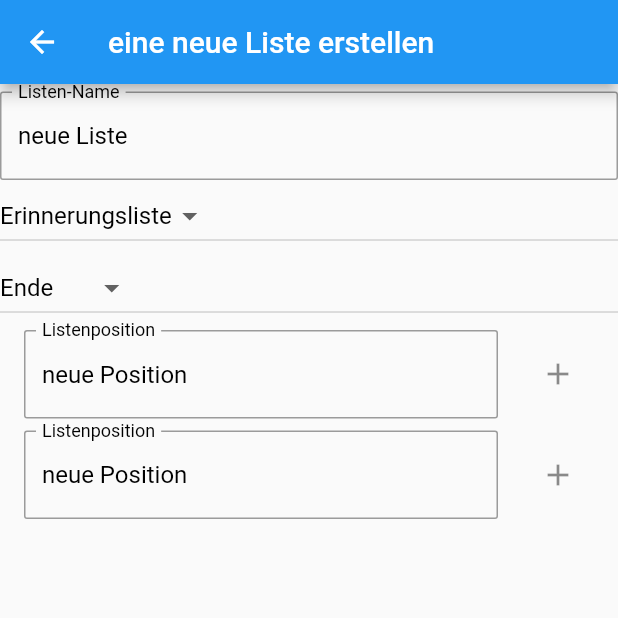
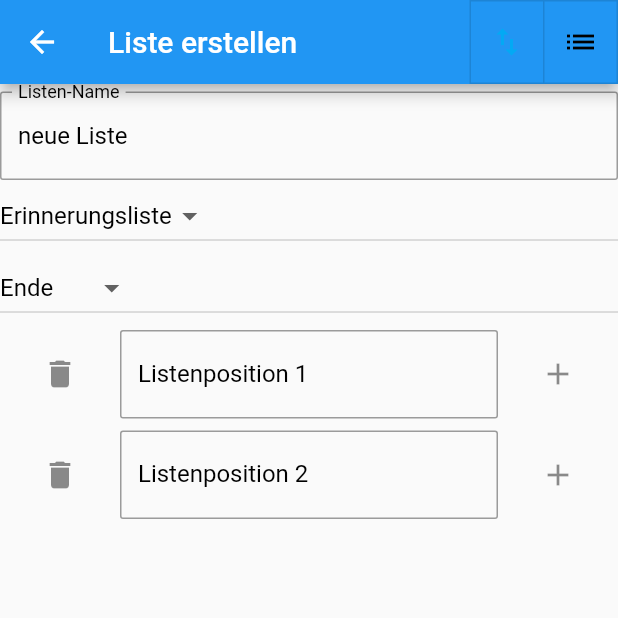
Before and after one commit to NoHive/listopolis, a Flutter app: the CreateListPage screen opened directly, after a tap on the "add" icon, on a phone screen of 412 x 824 dp, the top half of it. Run offline on Flutter 3.47's test engine with Material 2 defaults, Android fonts, the phone set to English and light mode, and no system bars; our stand-ins replace bloc, dartz, flutter_bloc, freezed_annotation, shared_preferences; accounts and stored records are empty; generated files the repository leaves out were written again.

Commit message:
list reorder

```diff
--- a/lib/features/listopolis/application/list_creation/create_list_parameter.dart
+++ b/lib/features/listopolis/application/list_creation/create_list_parameter.dart
@@ -1,5 +1,6 @@
 import 'package:flutter/material.dart';
 import 'package:listopolis/features/listopolis/data/models/list_type.dart';
+import 'package:uuid/uuid.dart';
 
 enum PositionType{start, end}
 
@@ -17,11 +18,13 @@
   String listName;
   ListType type;
   PositionType positioning;
+  String id;
 
   List<CreateListItemParameter> listitems;
 
   CreateListParameter({@required this.listName, @required this.type, @required this.positioning}){
     listitems = [];
+    id = Uuid().v1();
   }
   factory CreateListParameter.asCopy(CreateListParameter input){
     CreateListParameter newList = CreateListParameter(listName: input.listName, positioning: input.positioning, type: input.type);
@@ -33,15 +36,57 @@
   void addListPositionAfterIndex(int index){
     int insertIndex = index + 1;
     if(listitems.length == 0){
-      listitems.add(CreateListItemParameter(position: 1, name: "neue Position"));
+      listitems.add(CreateListItemParameter(position: 1, name: ""));
     }else{
       for(CreateListItemParameter item in listitems){
         if(item.position >= insertIndex){
           item.position = item.position + 1;
         }
       }
-      listitems.add(CreateListItemParameter(position: insertIndex, name: "neue Position"));
+      listitems.add(CreateListItemParameter(position: insertIndex, name: ""));
     }
+  }
+   void reoveListPositionAtIndex(int index){
+
+      listitems.removeWhere((element) => element.position == index);
+      for(CreateListItemParameter item in listitems){
+        if(item.position > index){
+          item.position = item.position - 1;
+        }
+      }
+   }
+
+  CreateListItemParameter _findAtPos(int idx){
+    return listitems[idx];
+  }
+  void reorderListPosition(int oldIndex, int newIndex){
+
+      CreateListItemParameter changeOnItem = _findAtPos(oldIndex);
+      int oldPosition = changeOnItem.position;
+      int newPosition = newIndex+1;
+      if(newPosition < oldPosition){
+        for(CreateListItemParameter item in listitems){
+
+            if(item.position >= newPosition && item.position < oldPosition){
+              item.position = item.position + 1;
+            }
+
+        }
+
+      }else{
+        newPosition = newIndex;
+        for(CreateListItemParameter item in listitems){
+
+            if(item.position <= newPosition && item.position > oldPosition){
+              item.position = item.position -1;
+            }
+
+        }
+
+      }
+        changeOnItem.position = newPosition;
+
+
   }
   List<CreateListItemParameter> getSorted(){
     listitems.sort((a,b) => a.position.compareTo(b.position));
@@ -52,7 +97,9 @@
 class CreateListItemParameter{
   String name;
   int position;
-
-  CreateListItemParameter({@required this.name, @required this.position});
+  String id;
+  CreateListItemParameter({@required this.name, @required this.position}){
+    id = Uuid().v1();
+  }
 
 }
--- a/lib/features/listopolis/application/list_creation/createlist_event.dart
+++ b/lib/features/listopolis/application/list_creation/createlist_event.dart
@@ -5,6 +5,10 @@
   const factory CreatelistEvent.started() = _Started;
   const factory CreatelistEvent.startListCreation() = _StartListCreation;
   const factory CreatelistEvent.changeList() = _ChangeList;
+  const factory CreatelistEvent.switchViewToCreation() = _SwitchToCreation;
+  const factory CreatelistEvent.switchViewToReorder() = _SwitchToReorder;
   const factory CreatelistEvent.addListPositionAfter({@required int index}) = _AddListPositionAfter;
+  const factory CreatelistEvent.removeListPosition({@required int index}) = _RemoveListPosition;
+  const factory CreatelistEvent.changeListItemOrder({@required int oldIndex, @required int newIndex}) = _ChangeItemOrder;
 
 }
--- a/lib/features/listopolis/application/list_creation/createlist_state.dart
+++ b/lib/features/listopolis/application/list_creation/createlist_state.dart
@@ -4,5 +4,7 @@
 abstract class CreatelistState with _$CreatelistState {
   const factory CreatelistState.initial() = _Initial;
   const factory CreatelistState.listChanged({@required CreateListParameter creationParam}) = _ListChanged;
+  const factory CreatelistState.switchedToCreate({@required CreateListParameter creationParam}) = _SwitchedToCreate;
+  const factory CreatelistState.switchedToReorder({@required CreateListParameter creationParam}) = _SwitchedToReorder;
 
 }
--- a/lib/features/listopolis/presentation/active_lists/create_active_list_screen.dart
+++ b/lib/features/listopolis/presentation/active_lists/create_active_list_screen.dart
@@ -21,7 +21,7 @@
   String currentlistName;
   ListType currentListType;
   PositionType currentPositionType;
-
+  List<bool> selected = [false, true];
    @override
   void didChangeDependencies() {
     super.didChangeDependencies();
@@ -30,20 +30,55 @@
   }
   @override
   Widget build(BuildContext context) {
-    return Scaffold(appBar: AppBar(title: Text(CreateListPageStrings.APP_BAR_TITLE),),
+    return Scaffold(
+      appBar: AppBar(
+        title: Text(CreateListPageStrings.APP_BAR_TITLE),
+        actions: [appBarToggles(context)],
+      ),
     body: Container(
        child: BlocBuilder<CreatelistBloc, CreatelistState>
           (builder: (context, state){
             return state.map(
               initial: (s) => showLoadingIndicator(),
               listChanged: (s) => showEditList(context, s.creationParam),
+              switchedToCreate: (s) => showEditList(context, s.creationParam),
+              switchedToReorder:  (s) => showReorderList(context, s.creationParam)
             );
           }
           ,),
     ));
   }
 
+  Widget appBarToggles(BuildContext context){
+    List<Widget> toggleItems = [
+      Icon(Icons.swap_vert),
+      Icon(Icons.list)
+    ];
+
+
+    return ToggleButtons(
+        children: toggleItems,
+        isSelected: selected,
+        selectedColor: Colors.black,
+        color: Colors.lightBlue,
+        highlightColor: Colors.cyanAccent,
+        onPressed: (idx){
+          print(idx);
+          CreatelistBloc aBloc =  BlocProvider.of<CreatelistBloc>(context);
+          if(idx == 0){
+            aBloc.add(CreatelistEvent.switchViewToReorder());
+          }else{
+            aBloc.add(CreatelistEvent.switchViewToCreation());
+          }
+          setState(() {
+
+          });
+        },
+    );
+  }
+
   Widget showEditList(BuildContext context, CreateListParameter list){
+   selected = [true, false];
    List<Widget> widgets = [
                  _buildListName(context, list ),
                  _buildListType(context, list),
@@ -51,8 +86,12 @@
 
     ];
     widgets.add( Container(child: _buildListItems(context, list.getSorted()),));
-    return ListView(children: widgets);
+    return ListView(children: widgets, physics: ClampingScrollPhysics(),);
 
+  }
+   Widget showReorderList(BuildContext context, CreateListParameter list){
+     selected = [false, true];
+    return _buildReorderList(context, list.getSorted(), _buildListName(context, list ));
   }
   Widget _buildListName(BuildContext context, CreateListParameter list){
       currentlistName = list.listName;
@@ -151,20 +190,49 @@
 
 
  }
+  Widget _buildReorderList(BuildContext context,  List<CreateListItemParameter> listitems, Widget headerWidget){
+
+    List<Widget> childrenWidgets = _buildReorderListItems(listitems, context);
+
+    return ReorderableListView(
+             // header: headerWidget,
+              children: childrenWidgets,
+              onReorder: (oldIdx, newIdx){
+                  CreatelistBloc aBloc =  BlocProvider.of<CreatelistBloc>(context);
+                  aBloc.add(CreatelistEvent.changeListItemOrder(oldIndex: oldIdx, newIndex: newIdx));
+              },
+          );
+ }
+ List<Widget> _buildReorderListItems(List<CreateListItemParameter> listitems, BuildContext context){
+    List<Widget> erg = [];
+    for(CreateListItemParameter lItem in listitems){
+      erg.add(_buildReorderListItem(context, lItem));
+    }
+     //listitems.map((e){_buildListItemInput(context, e);}).toList();
+    return erg;
+ }
+  Widget _buildReorderListItem(BuildContext context, CreateListItemParameter listItem){
+   currentlistName = listItem.name;
+            return ListTile(
+              key: ValueKey(listItem.id),
+              title: Text("${listItem.position} - ${currentlistName}")
+
+            );
+ }
  Widget _buildListItemInput(BuildContext context, CreateListItemParameter listItem){
    currentlistName = listItem.name;
-            return ListTile(title:
-              TextField(
+            return ListTile(
+              key: ValueKey(listItem.id),
+              leading: _buildRemovePosition(listItem, context),
+              title: TextField(
                           onSubmitted: (value){ currentlistName=value; listItem.name=value;},
                           textInputAction: TextInputAction.search,
                           controller: TextEditingController()..text = currentlistName,
                           cursorColor: Colors.white,
                           style: TextStyle(color: ListColors.TEXTCOLOR_ON_LIGHT_BG),
                           decoration: InputDecoration(
-                            hintText: CreateListPageStrings.LIST_POSITION,
-                            hintStyle: TextStyle(color: Colors.white),
                             border: OutlineInputBorder(borderRadius: BorderRadius.circular(2)),
-                            labelText: CreateListPageStrings.LIST_POSITION,
+                            labelText: "${CreateListPageStrings.LIST_POSITION} ${listItem.position}",
                             labelStyle: TextStyle(color:  ListColors.TEXTCOLOR_ON_LIGHT_BG),
 
                           ),
@@ -180,6 +248,17 @@
      },
     );
  }
+  Widget _buildRemovePosition(CreateListItemParameter listItem, BuildContext context){
+    return IconButton(icon: Icon(Icons.delete),
+
+    onPressed: (){
+
+          CreatelistBloc aBloc =  BlocProvider.of<CreatelistBloc>(context);
+          aBloc.add(CreatelistEvent.removeListPosition(index: listItem.position));
+
+     },
+    );
+ }
 
   Widget showUpdatedList(BuildContext context){
 
@@ -188,7 +267,7 @@
 }
 
 class CreateListPageStrings implements ListopolisString{
-  static const APP_BAR_TITLE = "eine neue Liste erstellen";
+  static const APP_BAR_TITLE = "Liste erstellen";
   static const LIST_NAME = "Listen-Name";
   static const LIST_TYPE = "Listen-Typ";
   static const LIST_POSITIONING = "Einfügen";
```
Also changed, not shown: lib/features/listopolis/application/list_creation/createlist_bloc.dart (+26 -3 lines), lib/features/listopolis/presentation/active_lists/active_list_main_page.dart (+2 -7 lines), lib/features/listopolis/application/list_creation/createlist_bloc.freezed.dart.
